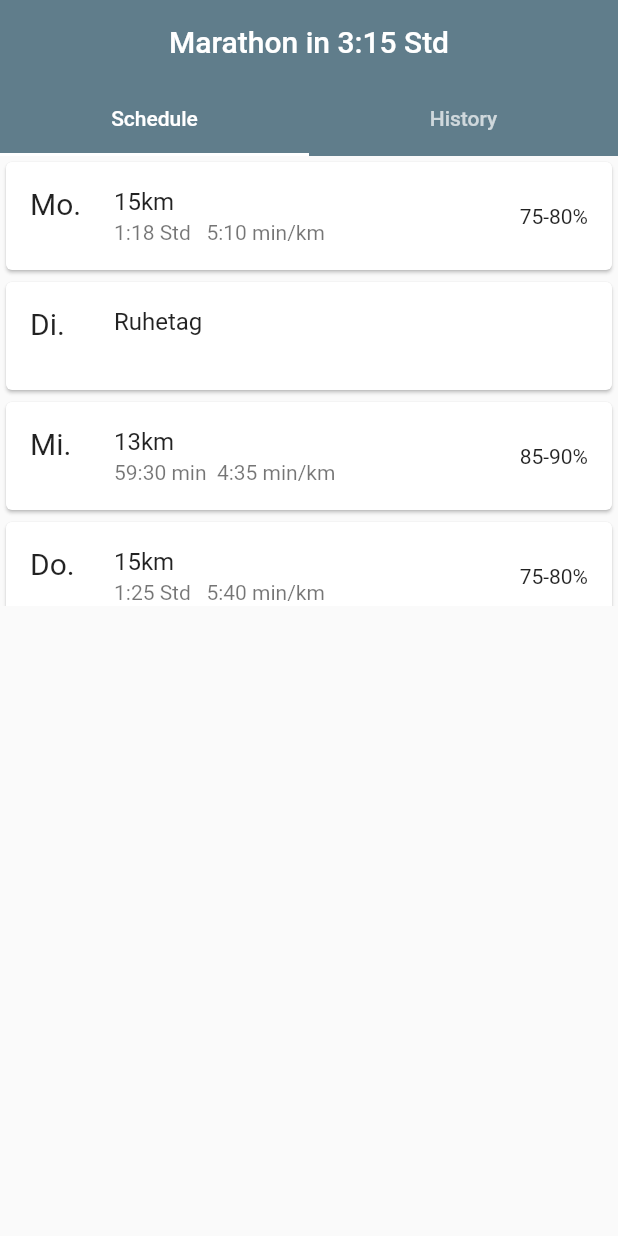
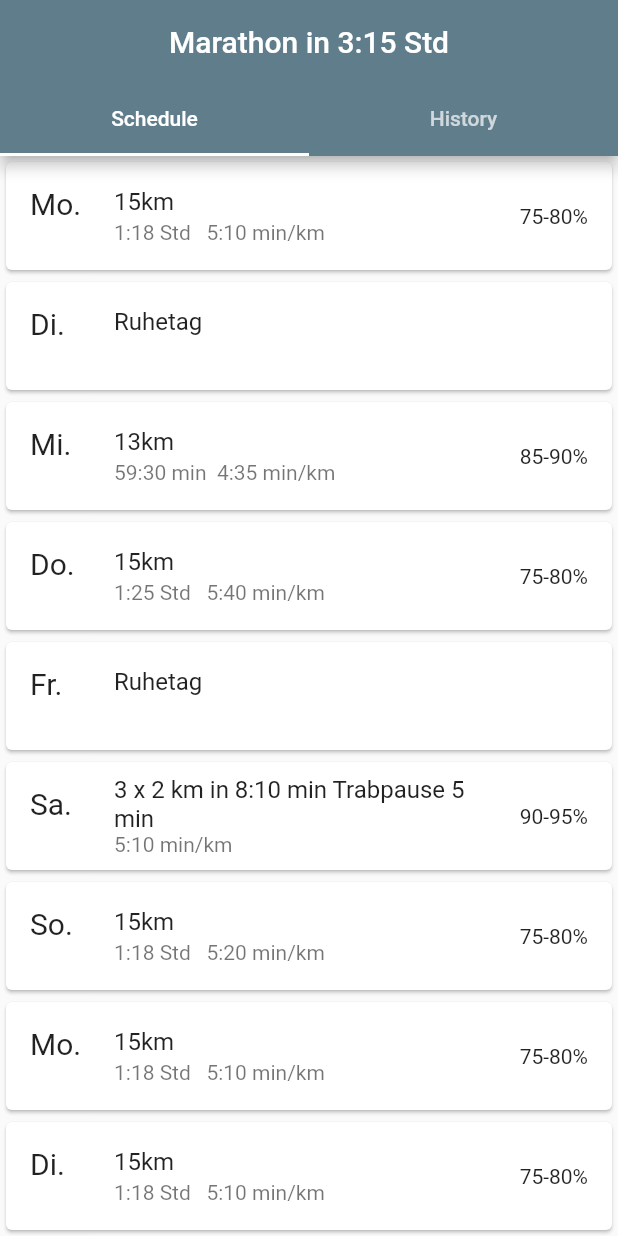
Before and after one commit to hpulst/pacemaker, a Flutter app: the screen it shows after launch, on a phone screen of 412 x 824 dp. Run offline on Flutter 3.47's test engine with Material 2 defaults, Android fonts, the phone set to English and light mode, and no system bars; our stand-ins replace sqflite; accounts and stored records are empty.

Commit message:
Delete Sliver

```diff
--- a/lib/tabs/home.dart
+++ b/lib/tabs/home.dart
@@ -11,65 +11,30 @@ class HomePage extends StatelessWidget {
     return DefaultTabController(
       length: myTabs.length,
       child: Scaffold(
-        body: CustomScrollView(
-          slivers: [
-            SliverAppBar(
+        appBar: AppBar(
           title: Text('Marathon in 3:15 Std'),
           centerTitle: true,
           bottom: TabBar(
             tabs: myTabs,
           ),
-              floating: true,
-              // flexibleSpace: Placeholder(),
-              // expandedHeight: 20,
         ),
-            SliverFixedExtentList(
-              itemExtent: 300,
-              delegate: SliverChildListDelegate(
-                // [
-                //   Container(color: Colors.red),
-                //   Container(color: Colors.purple),
-                //   Container(color: Colors.green),
-                //   Container(color: Colors.orange),
-                //   Container(color: Colors.yellow),
-                //   Container(color: Colors.pink),
-                // ],
-
-                [
-                  ListView(children: [
-                    MakeListTile(
-                        'Mo.', '15km', '1:18 Std   5:10 min/km', '75-80%'),
+        body: ListView(children: [
+          MakeListTile('Mo.', '15km', '1:18 Std   5:10 min/km', '75-80%'),
           MakeListTile('Di.', 'Ruhetag', '', ''),
-                    MakeListTile(
-                        'Mi.', '13km', '59:30 min  4:35 min/km', '85-90%'),
-                    MakeListTile(
-                        'Do.', '15km', '1:25 Std   5:40 min/km', '75-80%'),
+          MakeListTile('Mi.', '13km', '59:30 min  4:35 min/km', '85-90%'),
+          MakeListTile('Do.', '15km', '1:25 Std   5:40 min/km', '75-80%'),
           MakeListTile('Fr.', 'Ruhetag', '', ''),
           MakeListTile('Sa.', '3 x 2 km in 8:10 min Trabpause 5 min',
               '5:10 min/km', '90-95%'),
-                    MakeListTile(
-                        'So.', '15km', '1:18 Std   5:20 min/km', '75-80%'),
-                    MakeListTile(
-                        'Mo.', '15km', '1:18 Std   5:10 min/km', '75-80%'),
-                    MakeListTile(
-                        'Di.', '15km', '1:18 Std   5:10 min/km', '75-80%'),
-                    MakeListTile(
-                        'Mi.', '15km', '1:18 Std   5:10 min/km', '75-80%'),
-                    MakeListTile(
-                        'Do.', '15km', '1:18 Std   5:10 min/km', '75-80%'),
-                    MakeListTile(
-                        'Fr.', '15km', '1:18 Std   5:10 min/km', '75-80%'),
-                    MakeListTile(
-                        'Sa.', '15km', '1:18 Std   5:10 min/km', '75-80%'),
-                    MakeListTile(
-                        'So.', '15km', '1:18 Std   5:10 min/km', '75-80%'),
+          MakeListTile('So.', '15km', '1:18 Std   5:20 min/km', '75-80%'),
+          MakeListTile('Mo.', '15km', '1:18 Std   5:10 min/km', '75-80%'),
+          MakeListTile('Di.', '15km', '1:18 Std   5:10 min/km', '75-80%'),
+          MakeListTile('Mi.', '15km', '1:18 Std   5:10 min/km', '75-80%'),
+          MakeListTile('Do.', '15km', '1:18 Std   5:10 min/km', '75-80%'),
+          MakeListTile('Fr.', '15km', '1:18 Std   5:10 min/km', '75-80%'),
+          MakeListTile('Sa.', '15km', '1:18 Std   5:10 min/km', '75-80%'),
+          MakeListTile('So.', '15km', '1:18 Std   5:10 min/km', '75-80%'),
         ]),
-                ],
-              ),
-              // ),
-            ),
-          ],
-        ),
       ),
     );
   }
```
Lines whose indentation alone changed are shown as unchanged.
